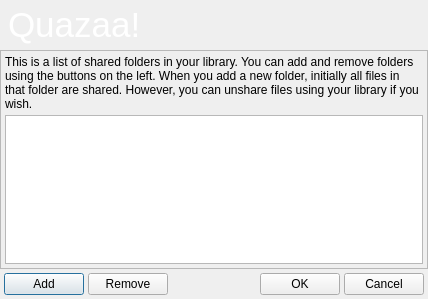
First picture: the form in branches/Rewrite/UI/dialogeditshares.ui, repository c3c/quazaa, before the edit.
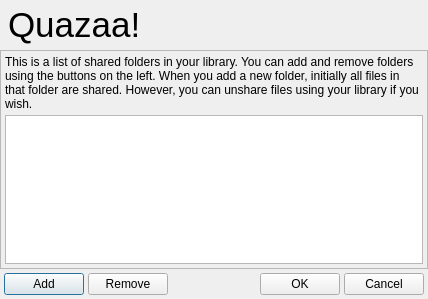
Second picture: the form after the edit. Icons and pictures are not drawn.

Commit message: Removed remaining hard coded skinning style sheets from ui. Fixed default app menu appearing to right of nav toolbar. Now appears where menu should appear.

What changed in the file:
```diff
--- a/branches/Rewrite/UI/dialogeditshares.ui
+++ b/branches/Rewrite/UI/dialogeditshares.ui
@@ -53,10 +53,6 @@
        <height>50</height>
       </size>
      </property>
-     <property name="styleSheet">
-      <string notr="true">background-image: url(:/Resource/HeaderBackground.png);
-color: rgb(255, 255, 255);</string>
-     </property>
      <property name="frameShape">
       <enum>QFrame::NoFrame</enum>
      </property>
```
Left out of the diff: 6 changed lines with no effect on the pictures. The commit also changes 33 other files.
